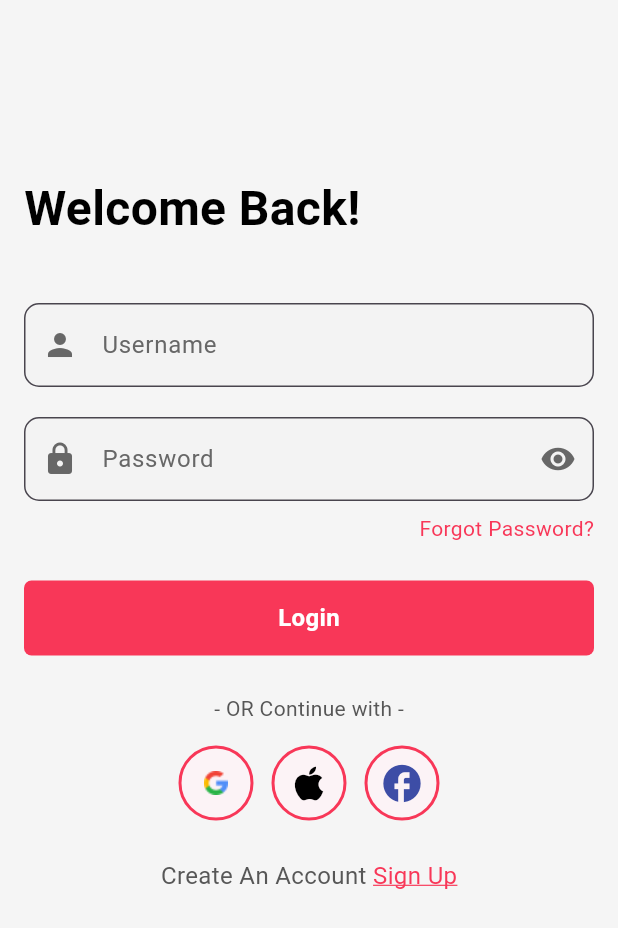
After one commit to Kubraejaz/LoveBox, a Flutter app: the screen it shows after launch, after a tap on "Login", on a phone screen of 412 x 824 dp. The commit adds this screen. Shown: the top 928 px of the screen. Run offline on Flutter 3.47's test engine with Material 3 defaults, Android fonts, the phone set to English and light mode, and no system bars; network calls fail.

Commit message:
Initial project setup with signup and login screens

```diff
--- /dev/null
+++ b/lib/screens/login_screen.dart
@@ -0,0 +1,208 @@
+import 'package:flutter/material.dart';
+import 'signup_screen.dart'; // 👈 make sure ye import ho
+
+class LoginScreen extends StatelessWidget {
+  @override
+  Widget build(BuildContext context) {
+    return Scaffold(
+      body: Container(
+        color: const Color(0xFFF5F5F5), // Off-white background
+        child: Padding(
+          padding: const EdgeInsets.all(16.0),
+          child: Column(
+            children: [
+              const SizedBox(height: 100),
+              // Heading
+              Align(
+                alignment: Alignment.centerLeft,
+                child: Text(
+                  'Welcome Back!',
+                  style: TextStyle(
+                    fontSize: 32,
+                    fontWeight: FontWeight.bold,
+                    color: const Color(0xFF000000),
+                  ),
+                ),
+              ),
+              const SizedBox(height: 40),
+              // Username field
+              TextField(
+                decoration: InputDecoration(
+                  labelText: 'Username',
+                  prefixIcon: const Icon(
+                    Icons.person,
+                    color: Color(0xFF676767),
+                  ),
+                  border: OutlineInputBorder(
+                    borderRadius: BorderRadius.circular(10.0),
+                  ),
+                  labelStyle: const TextStyle(color: Color(0xFF676767)),
+                  filled: true,
+                  fillColor: const Color(0xFFF3F3F3),
+                ),
+              ),
+              const SizedBox(height: 20),
+              // Password
+              TextField(
+                obscureText: true,
+                decoration: InputDecoration(
+                  labelText: 'Password',
+                  prefixIcon: const Icon(Icons.lock, color: Color(0xFF676767)),
+                  suffixIcon: const Icon(
+                    Icons.visibility,
+                    color: Color(0xFF676767),
+                  ),
+                  border: OutlineInputBorder(
+                    borderRadius: BorderRadius.circular(10.0),
+                  ),
+                  labelStyle: const TextStyle(color: Color(0xFF676767)),
+                  filled: true,
+                  fillColor: const Color(0xFFF3F3F3),
+                ),
+              ),
+              const SizedBox(height: 8),
+              // Forgot Password
+              Align(
+                alignment: Alignment.centerRight,
+                child: GestureDetector(
+                  onTap: () {},
+                  child: const Text(
+                    'Forgot Password?',
+                    style: TextStyle(color: Color(0xFFF83758), fontSize: 14),
+                  ),
+                ),
+              ),
+              const SizedBox(height: 25),
+              // Login button
+              GestureDetector(
+                onTap: () {},
+                child: Container(
+                  width: double.infinity,
+                  height: 50,
+                  decoration: BoxDecoration(
+                    color: const Color(0xFFF83758),
+                    borderRadius: BorderRadius.circular(5.0),
+                  ),
+                  child: const Center(
+                    child: Text(
+                      'Login',
+                      style: TextStyle(
+                        fontSize: 16,
+                        color: Color(0xFFFFFFFF),
+                        fontWeight: FontWeight.bold,
+                      ),
+                    ),
+                  ),
+                ),
+              ),
+              const SizedBox(height: 25),
+              const Text(
+                '- OR Continue with -',
+                style: TextStyle(color: Color(0xFF575757)),
+              ),
+              const SizedBox(height: 15),
+              // Social buttons (same as Signup)
+              Row(
+                mainAxisAlignment: MainAxisAlignment.center,
+                children: [
+                  Container(
+                    width: 50,
+                    height: 50,
+                    decoration: BoxDecoration(
+                      color: const Color(0xFFFCF3F6),
+                      shape: BoxShape.circle,
+                      border: Border.all(
+                        color: const Color(0xFFF83758),
+                        width: 2.0,
+                      ),
+                    ),
+                    child: IconButton(
+                      icon: Image.asset(
+                        'assets/images/search.png', // Google icon
+                        height: 30,
+                      ),
+                      onPressed: () {},
+                      padding: EdgeInsets.zero,
+                    ),
+                  ),
+                  const SizedBox(width: 12),
+                  Container(
+                    width: 50,
+                    height: 50,
+                    decoration: BoxDecoration(
+                      color: const Color(0xFFFCF3F6),
+                      shape: BoxShape.circle,
+                      border: Border.all(
+                        color: const Color(0xFFF83758),
+                        width: 2.0,
+                      ),
+                    ),
+                    child: IconButton(
+                      icon: const Icon(
+                        Icons.apple,
+                        color: Color(0xFF000000),
+                        size: 30,
+                      ),
+                      onPressed: () {},
+                      padding: EdgeInsets.zero,
+                    ),
+                  ),
+                  const SizedBox(width: 12),
+                  Container(
+                    width: 50,
+                    height: 50,
+                    decoration: BoxDecoration(
+                      color: const Color(0xFFFCF3F6),
+                      shape: BoxShape.circle,
+                      border: Border.all(
+                        color: const Color(0xFFF83758),
+                        width: 2.0,
+                      ),
+                    ),
+                    child: IconButton(
+                      icon: const Icon(
+                        Icons.facebook,
+                        color: Color(0xFF3D4DA6),
+                        size: 30,
+                      ),
+                      onPressed: () {},
+                      padding: EdgeInsets.zero,
+                    ),
+                  ),
+                ],
+              ),
+              const SizedBox(height: 25),
+              // Bottom text with clickable Sign Up ✅
+              Row(
+                mainAxisAlignment: MainAxisAlignment.center,
+                children: [
+                  const Text(
+                    "Create An Account ",
+                    style: TextStyle(color: Color(0xFF575757), fontSize: 16),
+                  ),
+                  GestureDetector(
+                    onTap: () {
+                      Navigator.push(
+                        context,
+                        MaterialPageRoute(builder: (context) => SignupScreen()),
+                      );
+                    },
+                    child: const Text(
+                      "Sign Up",
+                      style: TextStyle(
+                        color: Color(0xFFF83758),
+                        fontSize: 16,
+                        decoration: TextDecoration.underline,
+                        decorationColor: Color(0xFFF83758), // 👈 underline bhi red
+                      ),
+                    ),
+                  ),
+                ],
+              ),
+            ],
+          ),
+        ),
+      ),
+    );
+  }
+}
--- a/lib/screens/signup_screen.dart
+++ b/lib/screens/signup_screen.dart
@@ -1,4 +1,5 @@
 import 'package:flutter/material.dart';
+import 'login_screen.dart'; // 👈 make sure ye import ho
 
 class SignupScreen extends StatelessWidget {
   @override
@@ -6,14 +7,12 @@ class SignupScreen extends StatelessWidget {
     return Scaffold(
       body: Container(
         color: Color(0xFFF5F5F5), // Off-white background color
-        child: Padding(
-          padding: const EdgeInsets.all(16.0),
         child: Column(
-            crossAxisAlignment:
-                CrossAxisAlignment.start, // Align to start (left) for "LoveBox"
+          crossAxisAlignment: CrossAxisAlignment.start,
           children: [
+            // LoveBox ab direct left edge se aligned
             Padding(
-                padding: const EdgeInsets.only(top: 40.0, left: 0),
+              padding: const EdgeInsets.only(top: 70),
               child: Text(
                 'LoveBox',
                 style: TextStyle(
@@ -24,11 +23,12 @@ class SignupScreen extends StatelessWidget {
               ),
             ),
 
-              SizedBox(
-                height: 15,
-              ), // Space between LoveBox and Create an account
+            SizedBox(height: 10),
 
+            // Form section ke liye padding
             Expanded(
+              child: Padding(
+                padding: const EdgeInsets.all(16.0),
                 child: SingleChildScrollView(
                   child: Column(
                     mainAxisAlignment: MainAxisAlignment.center,
@@ -212,33 +212,48 @@ class SignupScreen extends StatelessWidget {
                         ],
                       ),
                       SizedBox(height: 20),
-                      RichText(
-                        text: TextSpan(
-                          text: 'I Already Have an Account ',
+                      // 👇 Login clickable with underline red ✅
+                      Row(
+                        mainAxisAlignment: MainAxisAlignment.center,
+                        children: [
+                          Text(
+                            "I Already Have an Account ",
                             style: TextStyle(
                               color: Color(0xFF575757),
                               fontSize: 16,
                             ),
-                          children: <TextSpan>[
-                            TextSpan(
-                              text: 'Login',
+                          ),
+                          GestureDetector(
+                            onTap: () {
+                              Navigator.push(
+                                context,
+                                MaterialPageRoute(
+                                  builder: (context) => LoginScreen(),
+                                ),
+                              );
+                            },
+                            child: Text(
+                              "Login",
                               style: TextStyle(
                                 color: Color(0xFFF83758),
+                                fontSize: 16,
                                 decoration: TextDecoration.underline,
-                                fontSize: 16,
+                                decorationColor: Color(
+                                  0xFFF83758,
+                                ), // 👈 underline bhi red
+                              ),
                             ),
                           ),
                         ],
                       ),
+                    ],
                   ),
-                    ],
                 ),
               ),
             ),
           ],
         ),
       ),
-      ),
     );
   }
 }
```
Also changed, not shown: lib/screens/home_screen.dart (added, +138 -0 lines). Lines whose indentation alone changed are shown as unchanged.
